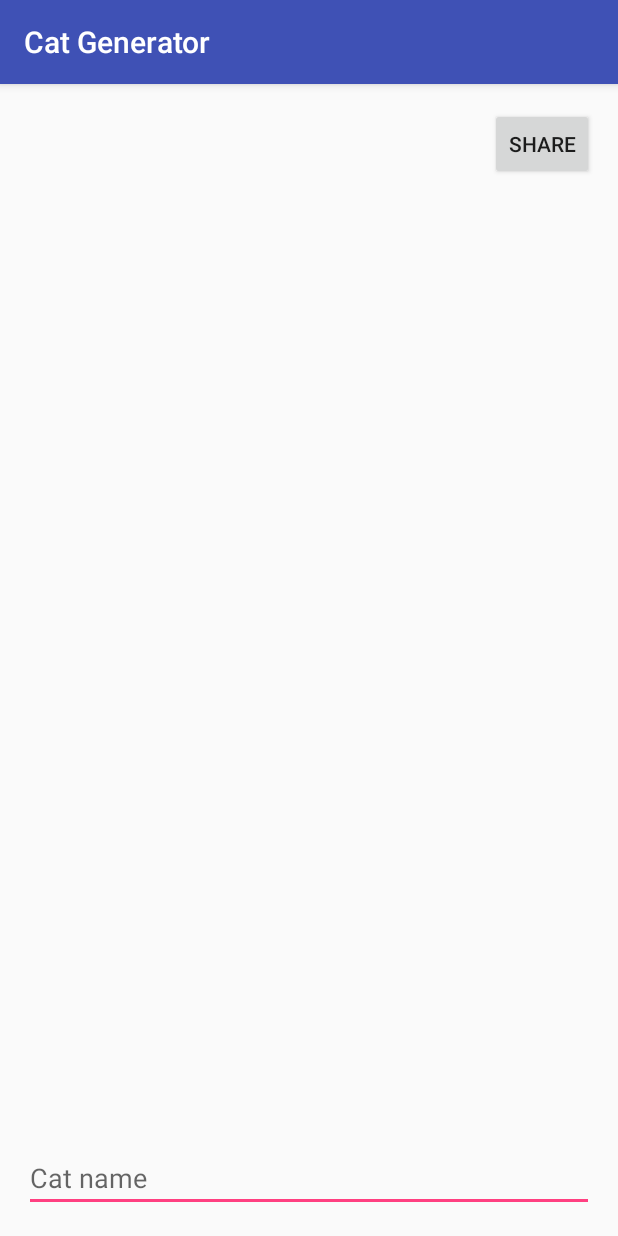
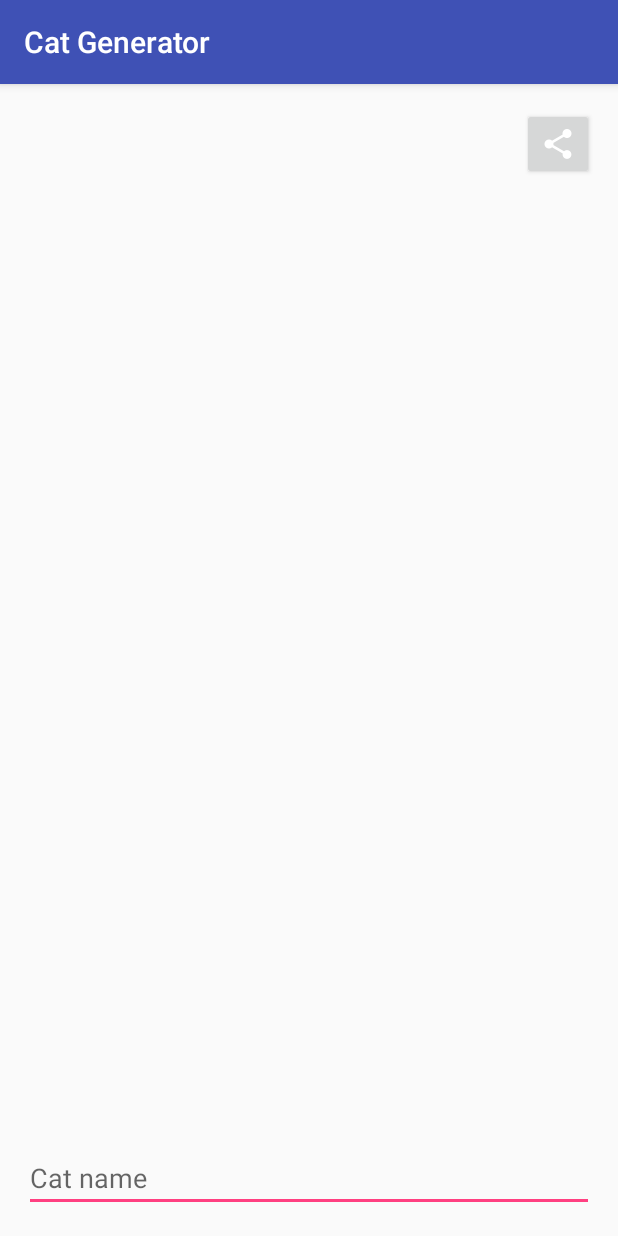
Before and after one commit to agateau/cat-avatar-generator-app, an Android app: the screen it shows after launch (MainActivity), on a phone screen of 412 x 824 dp. Run offline under Robolectric (Android 15) with nearby library versions, the phone set to English and light mode, and no system bars.

Commit message:
Turn the share button into an icon

```diff
--- a/app/src/main/java/com/agateau/catgenerator/MainActivity.java
+++ b/app/src/main/java/com/agateau/catgenerator/MainActivity.java
@@ -5,14 +5,13 @@ import android.graphics.Bitmap;
 import android.graphics.drawable.BitmapDrawable;
 import android.net.Uri;
 import android.os.Bundle;
-import android.os.Parcel;
 import android.support.v4.content.FileProvider;
 import android.support.v7.app.AppCompatActivity;
 import android.text.Editable;
 import android.text.TextWatcher;
 import android.view.View;
-import android.widget.Button;
 import android.widget.EditText;
+import android.widget.ImageButton;
 import android.widget.ImageView;
 
 import com.agateau.utils.log.NLog;
@@ -54,7 +53,7 @@ public class MainActivity extends AppCompatActivity {
             }
         });
 
-        Button button = (Button) findViewById(R.id.shareButton);
+        ImageButton button = (ImageButton) findViewById(R.id.shareButton);
         button.setOnClickListener(new View.OnClickListener() {
             @Override
             public void onClick(View view) {
--- a/app/src/main/res/layout/activity_main.xml
+++ b/app/src/main/res/layout/activity_main.xml
@@ -16,7 +16,8 @@
         android:id="@+id/imageView" android:layout_alignParentStart="true" android:layout_alignEnd="@+id/nameEditText"
         android:layout_above="@+id/nameEditText" android:layout_alignParentEnd="false"
         android:layout_alignParentLeft="false" />
-    <Button style="?android:attr/buttonStyleSmall" android:layout_width="wrap_content"
+    <ImageButton style="?android:attr/buttonStyleSmall" android:layout_width="wrap_content"
         android:layout_height="wrap_content" android:text="Share" android:id="@+id/shareButton"
-        android:layout_alignParentTop="true" android:layout_alignParentEnd="true" />
+        android:layout_alignParentTop="true" android:layout_alignParentEnd="true"
+        android:src="@drawable/ic_share_white_24dp" />
 </RelativeLayout>
```
Also changed, not shown: app/src/main/res/drawable-hdpi/ic_share_white_24dp.png (added), app/src/main/res/drawable-mdpi/ic_share_white_24dp.png (added), app/src/main/res/drawable-xhdpi/ic_share_white_24dp.png (added), app/src/main/res/drawable-xxhdpi/ic_share_white_24dp.png (added), app/src/main/res/drawable-xxxhdpi/ic_share_white_24dp.png (added), 1 other file.
